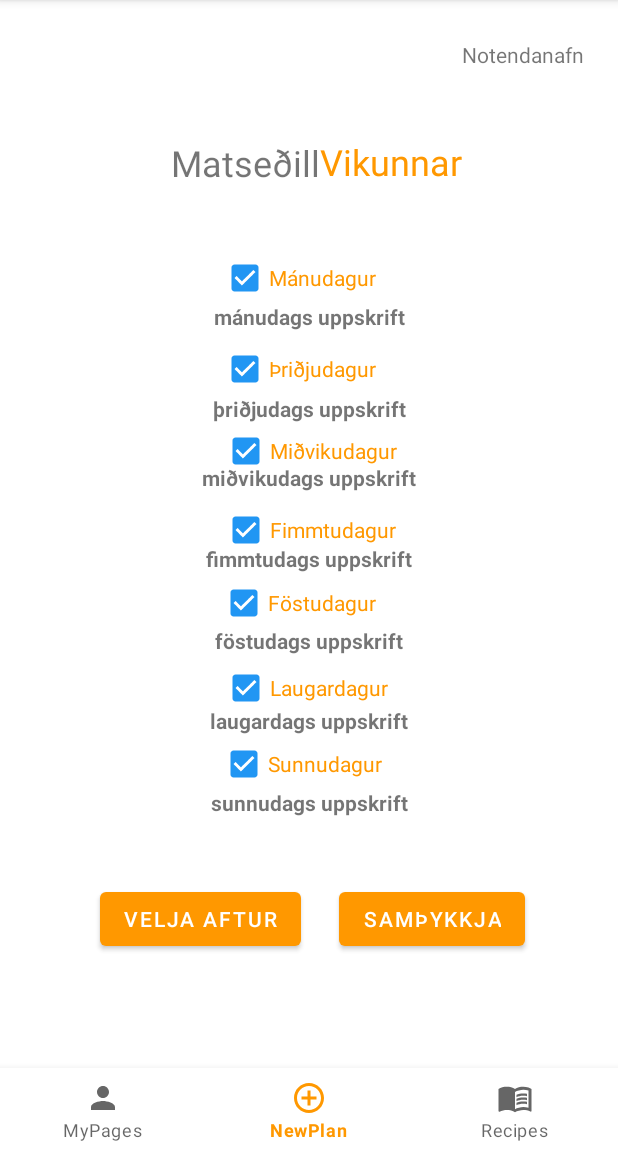
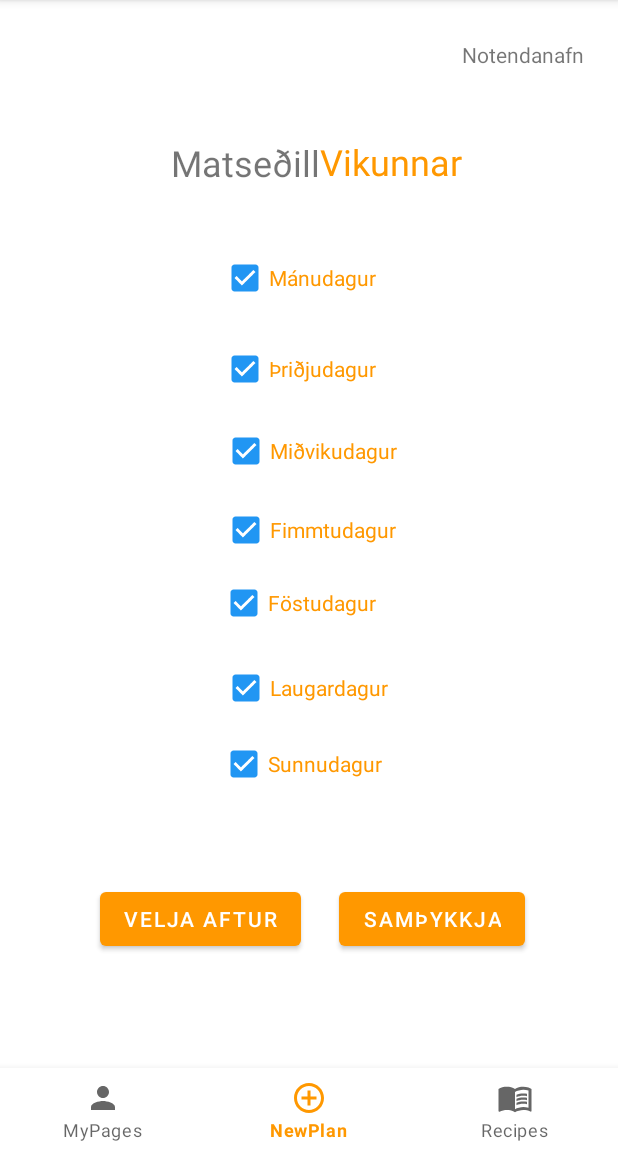
Before and after one commit to helgagunndis/HBVTeam4, an Android app: the MealPlanActivity screen opened directly, with no data from a screen before it, on a phone screen of 412 x 824 dp, the part 84-1236 px from its top. Run offline under Robolectric (Android 15) with nearby library versions, the phone set to English and light mode, and no system bars; our stand-ins replace Volley; network calls fail.

Commit message:
tók út texta fyrir recipes í mealplan

```diff
--- a/app/src/main/res/values/strings.xml
+++ b/app/src/main/res/values/strings.xml
@@ -38,13 +38,13 @@
     <string name="quantity">Magn</string>
     <string name="ingredients">Hráefni</string>
     <string name="recipe_name">Nafn á uppskrift</string>
-    <string name="monday_recipe">mánudags uppskrift</string>
-    <string name="tuesday_recipe">þriðjudags uppskrift</string>
-    <string name="wednesday_recipe">miðvikudags uppskrift</string>
-    <string name="thursday_recipe">fimmtudags uppskrift</string>
-    <string name="friday_recipe">föstudags uppskrift</string>
-    <string name="saturday_recipe">laugardags uppskrift</string>
-    <string name="sunday_recipe">sunnudags uppskrift</string>
+    <string name="monday_recipe"></string>
+    <string name="tuesday_recipe"></string>
+    <string name="wednesday_recipe"></string>
+    <string name="thursday_recipe"></string>
+    <string name="friday_recipe"></string>
+    <string name="saturday_recipe"></string>
+    <string name="sunday_recipe"></string>
     <!-- TODO: Remove or change this placeholder text -->
     <string name="hello_blank_fragment">Hello blank fragment</string>
 
```
